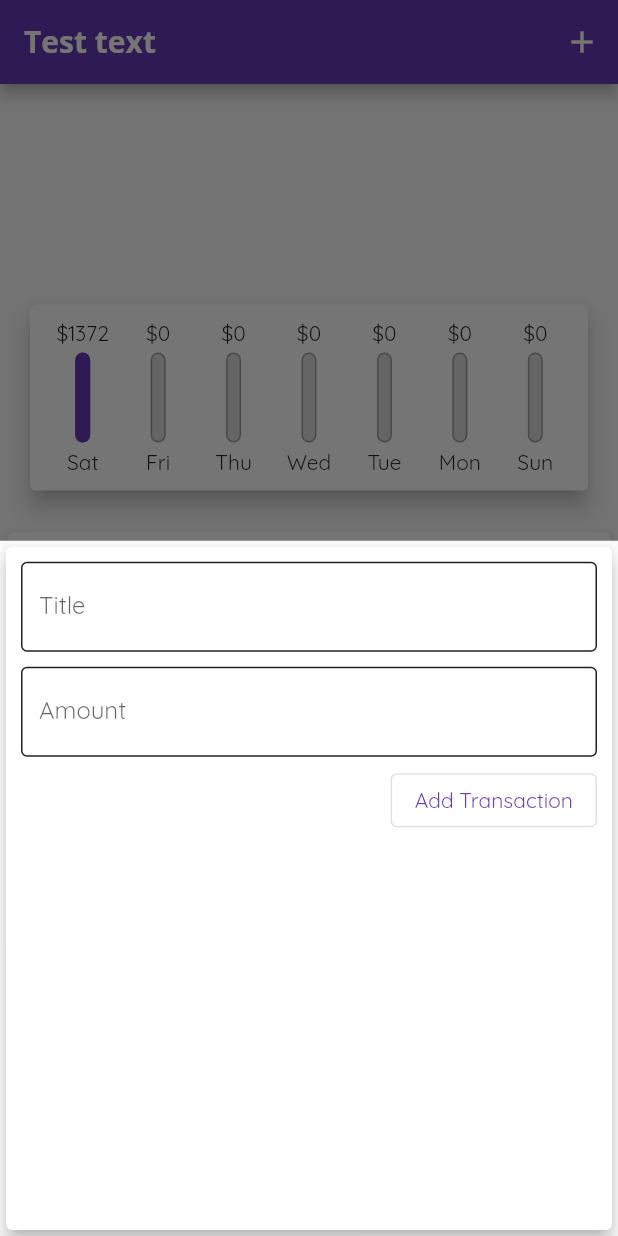
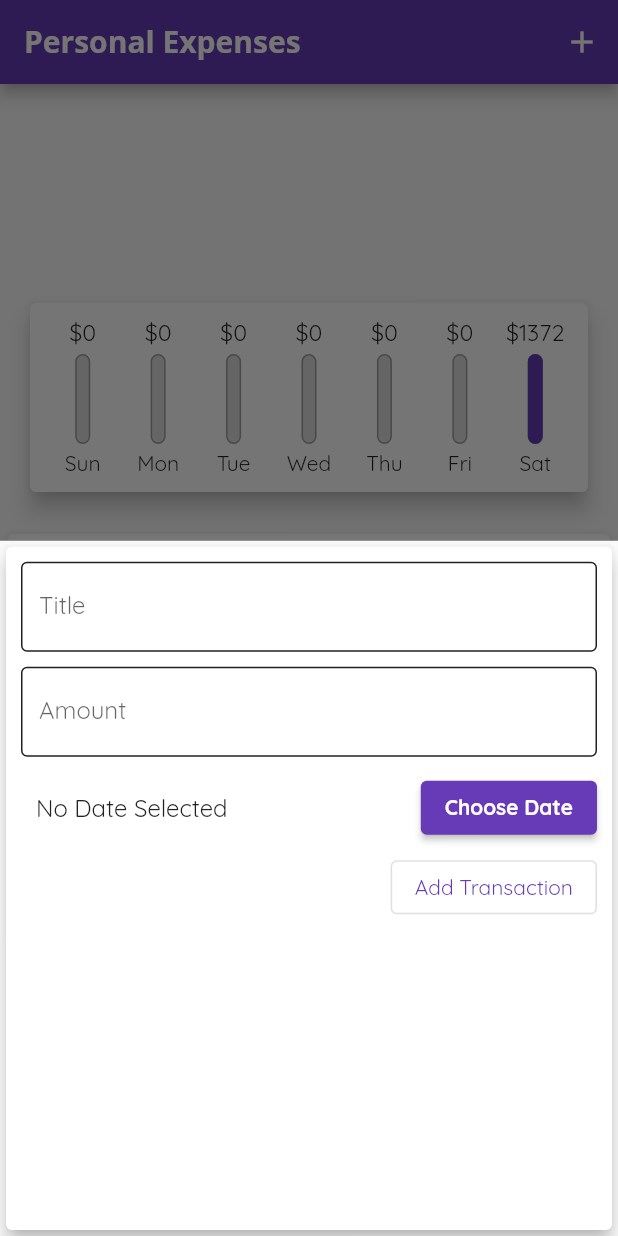
Before and after one commit to MiraculousNightingale/nightingale_flutter_expenses, a Flutter app: the screen it shows after launch, after a tap on the "add" icon, on a phone screen of 412 x 824 dp. Run offline on Flutter 3.47's test engine with Material 2 defaults, Android fonts, the light colour scheme and no system bars.

Commit message:
Add date picker

```diff
--- a/lib/main.dart
+++ b/lib/main.dart
@@ -65,12 +65,12 @@ class _MyHomePageState extends State<MyHomePage> {
         title: 'Transaction 3', amount: 822, date: DateTime.now(), id: 'cock3'),
   ];
 
-  void _addTransaction(String txTitle, double txAmount) {
+  void _addTransaction(String txTitle, double txAmount, DateTime date) {
     final newTx = Transaction(
       title: txTitle,
       amount: txAmount,
       id: 'cock${Random().nextInt(256)}',
-      date: DateTime.now(),
+      date: date,
     );
     setState(() {
       _userTransactions.add(newTx);
@@ -94,7 +94,7 @@ class _MyHomePageState extends State<MyHomePage> {
   Widget build(BuildContext context) {
     return Scaffold(
       appBar: AppBar(
-        title: const Text('Test text'),
+        title: const Text('Personal Expenses'),
         actions: [
           IconButton(
               onPressed: () => _showTransactionForm(context),
--- a/lib/views/chart/chart.dart
+++ b/lib/views/chart/chart.dart
@@ -21,7 +21,7 @@ class Chart extends StatelessWidget {
       }
       //print('Sum for day ${DateFormat.E().format(weekDay)} = $sumAmount');
       return {'day': DateFormat.E().format(weekDay), 'amount': sumAmount};
-    });
+    }).reversed.toList();
   }
 
   double get totalSpending {
--- a/lib/views/chart/chart_bar.dart
+++ b/lib/views/chart/chart_bar.dart
@@ -16,9 +16,14 @@ class ChartBar extends StatelessWidget {
   Widget build(BuildContext context) {
     return Column(
       children: [
-        FittedBox(child: Text('\$${spendingAmount.toStringAsFixed(0)}')),
+        SizedBox(
+          height: 20,
+          child: FittedBox(
+            child: Text('\$${spendingAmount.toStringAsFixed(0)}'),
+          ),
+        ),
         const SizedBox(height: 4),
-        Container(
+        SizedBox(
           height: 60,
           width: 10,
           child: Stack(
--- a/lib/views/transaction/transaction_form.dart
+++ b/lib/views/transaction/transaction_form.dart
@@ -1,4 +1,5 @@
 import 'package:flutter/material.dart';
+import 'package:intl/intl.dart';
 
 class TransactionForm extends StatefulWidget {
   const TransactionForm({
@@ -13,9 +14,24 @@ class TransactionForm extends StatefulWidget {
 }
 
 class _TransactionFormState extends State<TransactionForm> {
-  final titleInputCtrl = TextEditingController();
+  final _titleInputCtrl = TextEditingController();
+  final _amountInputCtrl = TextEditingController();
+  DateTime? _selectedDate;
 
-  final amountInputCtrl = TextEditingController();
+  void _presentDatePicker() {
+    showDatePicker(
+      context: context,
+      initialDate: DateTime.now(),
+      firstDate: DateTime(2019),
+      lastDate: DateTime.now(),
+    ).then((value) {
+      if (value != null) {
+        setState(() {
+          _selectedDate = value;
+        });
+      }
+    });
+  }
 
   @override
   Widget build(BuildContext context) {
@@ -28,7 +44,7 @@ class _TransactionFormState extends State<TransactionForm> {
           crossAxisAlignment: CrossAxisAlignment.end,
           children: [
             TextField(
-              controller: titleInputCtrl,
+              controller: _titleInputCtrl,
               decoration: InputDecoration(
                 labelText: 'Title',
                 focusedBorder: const OutlineInputBorder(
@@ -47,7 +63,7 @@ class _TransactionFormState extends State<TransactionForm> {
               height: 10,
             ),
             TextField(
-              controller: amountInputCtrl,
+              controller: _amountInputCtrl,
               //onSubmitted: ,
               keyboardType: TextInputType.number,
               decoration: InputDecoration(
@@ -65,16 +81,43 @@ class _TransactionFormState extends State<TransactionForm> {
               ),
             ),
             const SizedBox(
+              height: 10,
+            ),
+            Row(
+              mainAxisAlignment: MainAxisAlignment.spaceBetween,
+              children: [
+                Padding(
+                  padding: const EdgeInsets.symmetric(horizontal: 10),
+                  child: Text(
+                    _selectedDate == null
+                        ? 'No Date Selected'
+                        : DateFormat.yMMMd().format(_selectedDate!),
+                    style: Theme.of(context).textTheme.subtitle1,
+                  ),
+                ),
+                ElevatedButton(
+                  onPressed: () {
+                    _presentDatePicker();
+                  },
+                  child: const Text(
+                    'Choose Date',
+                    style: TextStyle(fontWeight: FontWeight.bold),
+                  ),
+                ),
+              ],
+            ),
+            const SizedBox(
               height: 5,
             ),
             OutlinedButton(
               onPressed: () {
-                final String enteredTitle = titleInputCtrl.text;
+                final String enteredTitle = _titleInputCtrl.text;
                 final double? enteredAmount =
-                    double.tryParse(amountInputCtrl.text);
+                    double.tryParse(_amountInputCtrl.text);
                 if (enteredAmount != null &&
+                    _selectedDate != null &&
                     (enteredTitle.isNotEmpty || enteredAmount > 0)) {
-                  widget.addTx(enteredTitle, enteredAmount);
+                  widget.addTx(enteredTitle, enteredAmount, _selectedDate);
                   Navigator.of(context).pop();
                 }
               },
```
